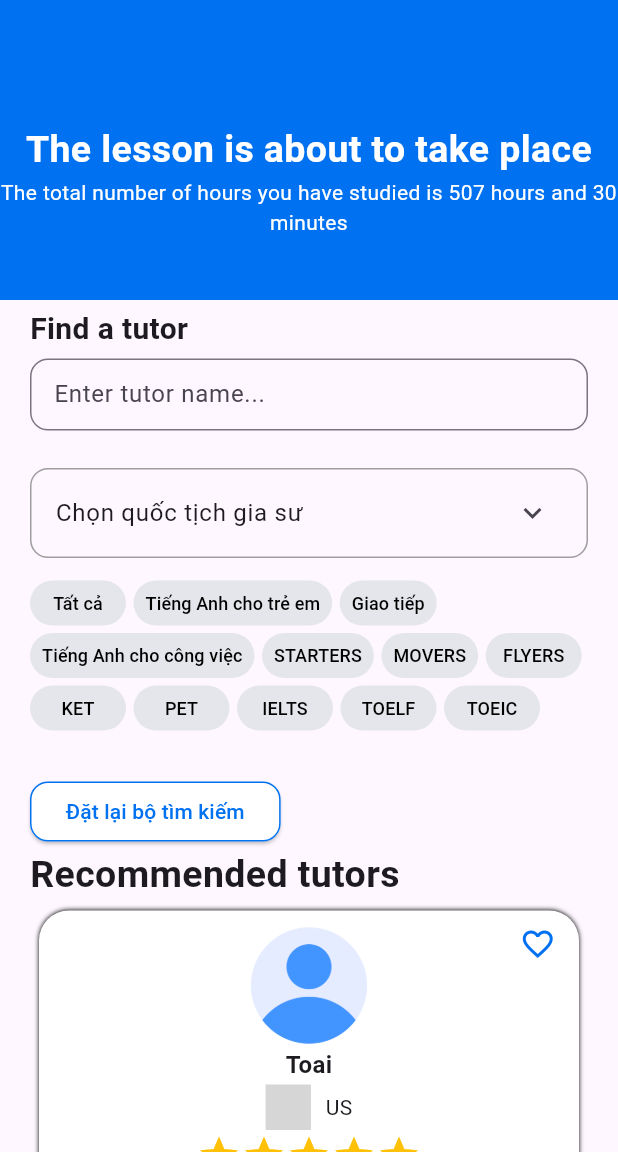
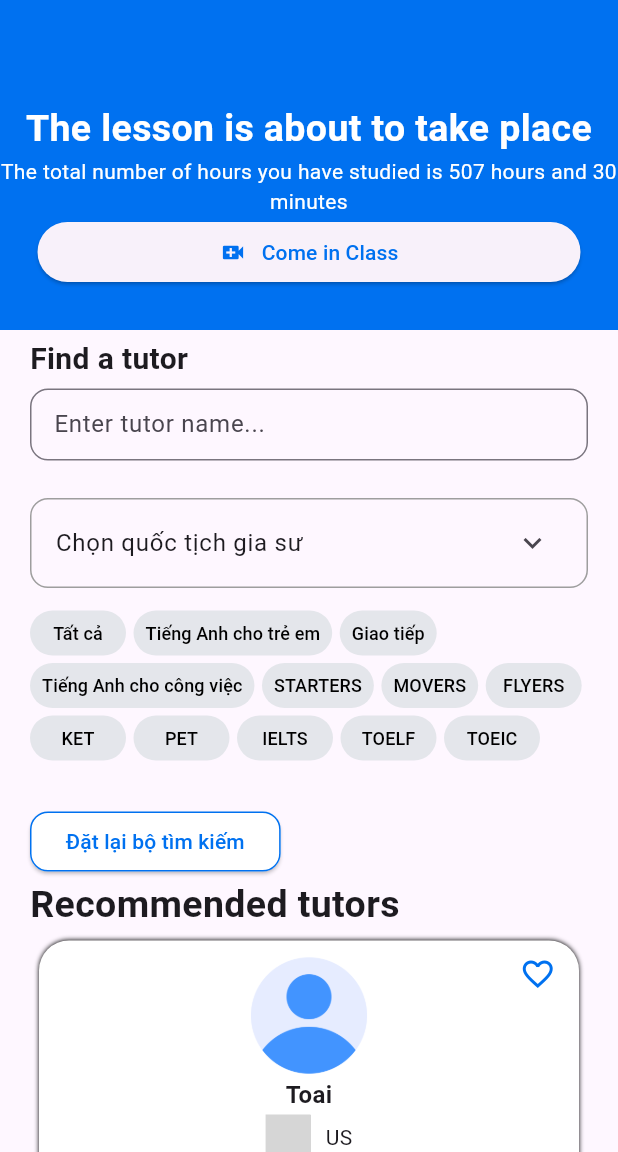
Before and after one commit to tojidevgame/MobileNC_20120597, a Flutter app: the TutorScreen screen opened directly, on a phone screen of 412 x 824 dp, the part 84-1236 px from its top. Run offline on Flutter 3.47's test engine with Material 2 defaults, Android fonts, the phone set to English and light mode, and no system bars; our stand-ins replace another_flushbar, syncfusion_flutter_calendar, video_player; missing offline and left inert: country_flags, flutter_pdfview; grey boxes are pictures that could not be loaded.

Commit message:
complete upcoming class

```diff
--- a/project_source_code_20120597/lib/features/list_teacher/screens/screen_list_teacher.dart
+++ b/project_source_code_20120597/lib/features/list_teacher/screens/screen_list_teacher.dart
@@ -83,15 +83,15 @@ class TutorScreenState extends State<TutorScreen> {
             children: <Widget>[
               SizedBox(
                   width: double.infinity,
-                  height: 200,
+                  height: 220,
                   child: Container(
                     color: primaryColor,
-                    child: const Padding(
-                      padding: EdgeInsets.fromLTRB(0, 40, 0, 0),
+                    child: Padding(
+                      padding: const EdgeInsets.fromLTRB(0, 40, 0, 0),
                       child: Column(
                         mainAxisAlignment: MainAxisAlignment.center,
                         children: <Widget>[
-                          Text(
+                          const Text(
                             'The lesson is about to take place',
                             textAlign: TextAlign.center,
                             style: TextStyle(
@@ -99,11 +99,26 @@ class TutorScreenState extends State<TutorScreen> {
                                 fontSize: 25,
                                 fontWeight: FontWeight.bold),
                           ),
-                          Text(
+                          const Text(
                             'The total number of hours you have studied is 507 hours and 30 minutes',
                             textAlign: TextAlign.center,
                             style: TextStyle(color: Colors.white, fontSize: 14),
                           ),
+                          Container(
+                            margin: const EdgeInsets.only(left: 25, right: 25),
+                            child: ElevatedButton(
+                                onPressed: () {},
+                                child: Row(
+                                  mainAxisAlignment: MainAxisAlignment.center,
+                                  children: [
+                                    Container(
+                                      margin: const EdgeInsets.only(right: 10),
+                                      child: const Icon(Icons.video_call, color: primaryColor,),
+                                    ),
+                                    const Text("Come in Class", style: TextStyle(color: primaryColor),)
+                                  ],
+                                )),
+                          )
                         ],
                       ),
                     ),
```
